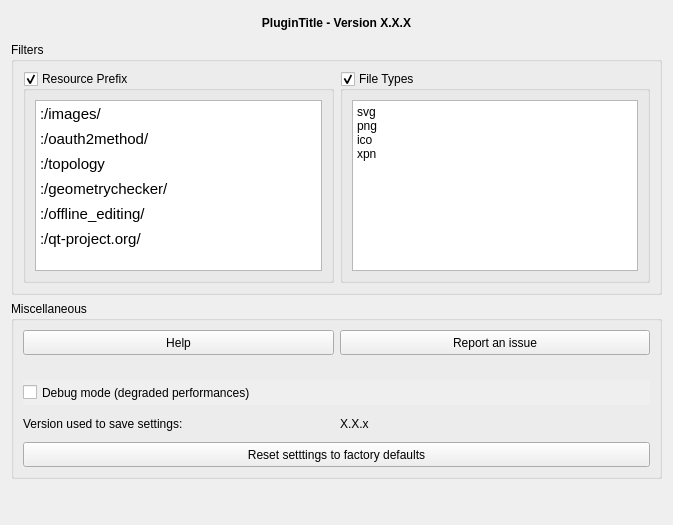
The window that pyqgis_resource_browser/gui/dlg_settings.ui (Guts/qgis-plugin-resource-browser) describes before a commit, drawn with Qt 5.
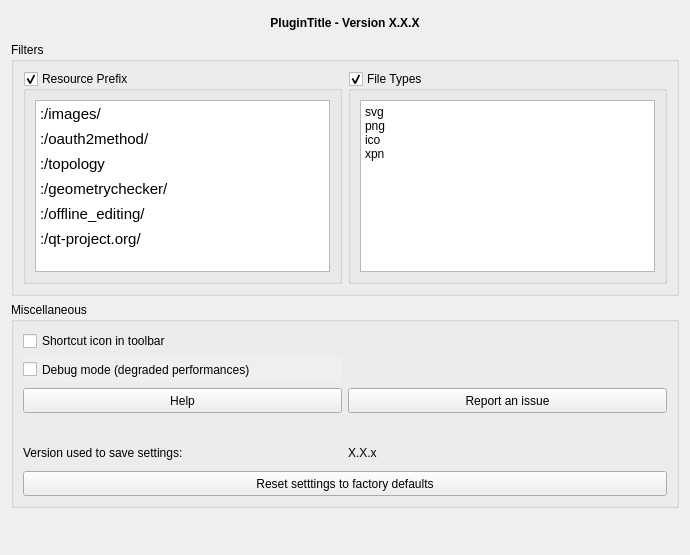
The same window after the commit.

Commit message: Add option to enable/disable a toolbar icon

Diff of the .ui file:
```diff
--- a/pyqgis_resource_browser/gui/dlg_settings.ui
+++ b/pyqgis_resource_browser/gui/dlg_settings.ui
@@ -6,8 +6,8 @@
    <rect>
     <x>0</x>
     <y>0</y>
-    <width>673</width>
-    <height>525</height>
+    <width>690</width>
+    <height>555</height>
    </rect>
   </property>
   <property name="windowTitle">
@@ -164,7 +164,38 @@
       <bool>false</bool>
      </property>
      <layout class="QGridLayout" name="gridLayout">
-      <item row="3" column="1">
+      <item row="1" column="0">
+       <widget class="QCheckBox" name="opt_debug">
+        <property name="minimumSize">
+         <size>
+          <width>0</width>
+          <height>25</height>
+         </size>
+        </property>
+        <property name="maximumSize">
+         <size>
+          <width>16777215</width>
+          <height>30</height>
+         </size>
+        </property>
+        <property name="toolTip">
+         <string>Enable debug mode.</string>
+        </property>
+        <property name="autoFillBackground">
+         <bool>true</bool>
+        </property>
+        <property name="locale">
+         <locale language="English" country="UnitedStates"/>
+        </property>
+        <property name="text">
+         <string>Debug mode (degraded performances)</string>
+        </property>
+        <property name="tristate">
+         <bool>false</bool>
+        </property>
+       </widget>
+      </item>
+      <item row="6" column="1">
        <widget class="QLabel" name="lbl_version_saved_value">
         <property name="minimumSize">
          <size>
@@ -189,7 +220,51 @@
         </property>
        </widget>
       </item>
-      <item row="3" column="0">
+      <item row="2" column="0">
+       <widget class="QPushButton" name="btn_help">
+        <property name="minimumSize">
+         <size>
+          <width>200</width>
+          <height>25</height>
+         </size>
+        </property>
+        <property name="maximumSize">
+         <size>
+          <width>500</width>
+          <height>30</height>
+         </size>
+        </property>
+        <property name="locale">
+         <locale language="English" country="UnitedStates"/>
+        </property>
+        <property name="text">
+         <string>Help</string>
+        </property>
+       </widget>
+      </item>
+      <item row="2" column="1">
+       <widget class="QPushButton" name="btn_report">
+        <property name="minimumSize">
+         <size>
+          <width>200</width>
+          <height>25</height>
+         </size>
+        </property>
+        <property name="maximumSize">
+         <size>
+          <width>500</width>
+          <height>30</height>
+         </size>
+        </property>
+        <property name="locale">
+         <locale language="English" country="UnitedStates"/>
+        </property>
+        <property name="text">
+         <string>Report an issue</string>
+        </property>
+       </widget>
+      </item>
+      <item row="6" column="0">
        <widget class="QLabel" name="lbl_version_saved">
         <property name="minimumSize">
          <size>
@@ -211,7 +286,7 @@
         </property>
        </widget>
       </item>
-      <item row="4" column="0" colspan="2">
+      <item row="7" column="0" colspan="2">
        <widget class="QPushButton" name="btn_reset">
         <property name="minimumSize">
          <size>
@@ -233,82 +308,23 @@
         </property>
        </widget>
       </item>
-      <item row="2" column="0" colspan="2">
-       <widget class="QCheckBox" name="opt_debug">
-        <property name="minimumSize">
-         <size>
-          <width>0</width>
-          <height>25</height>
-         </size>
-        </property>
-        <property name="maximumSize">
-         <size>
-          <width>16777215</width>
-          <height>30</height>
-         </size>
-        </property>
-        <property name="toolTip">
-         <string>Enable debug mode.</string>
-        </property>
-        <property name="autoFillBackground">
-         <bool>true</bool>
-        </property>
-        <property name="locale">
-         <locale language="English" country="UnitedStates"/>
-        </property>
-        <property name="text">
-         <string>Debug mode (degraded performances)</string>
-        </property>
-        <property name="tristate">
-         <bool>false</bool>
-        </property>
-       </widget>
-      </item>
-      <item row="0" column="1">
-       <widget class="QPushButton" name="btn_report">
-        <property name="minimumSize">
-         <size>
-          <width>200</width>
-          <height>25</height>
-         </size>
-        </property>
-        <property name="maximumSize">
-         <size>
-          <width>500</width>
-          <height>30</height>
-         </size>
-        </property>
-        <property name="locale">
-         <locale language="English" country="UnitedStates"/>
-        </property>
-        <property name="text">
-         <string>Report an issue</string>
-        </property>
-       </widget>
-      </item>
       <item row="0" column="0">
-       <widget class="QPushButton" name="btn_help">
-        <property name="minimumSize">
-         <size>
-          <width>200</width>
-          <height>25</height>
-         </size>
+       <widget class="QCheckBox" name="opt_toolbar_browser_shortcut">
+        <property name="contextMenuPolicy">
+         <enum>Qt::NoContextMenu</enum>
         </property>
-        <property name="maximumSize">
-         <size>
-          <width>500</width>
-          <height>30</height>
-         </size>
-        </property>
-        <property name="locale">
-         <locale language="English" country="UnitedStates"/>
+        <property name="toolTip">
+         <string>Display a shortcut to open the resource browser in the plugin toolbar</string>
         </property>
         <property name="text">
-         <string>Help</string>
+         <string>Shortcut icon in toolbar</string>
+        </property>
+        <property name="tristate">
+         <bool>false</bool>
         </property>
        </widget>
       </item>
-      <item row="1" column="0">
+      <item row="3" column="0" colspan="2">
        <spacer name="verticalSpacer_2">
         <property name="orientation">
          <enum>Qt::Vertical</enum>
```
The commit also changes 4 other files.
